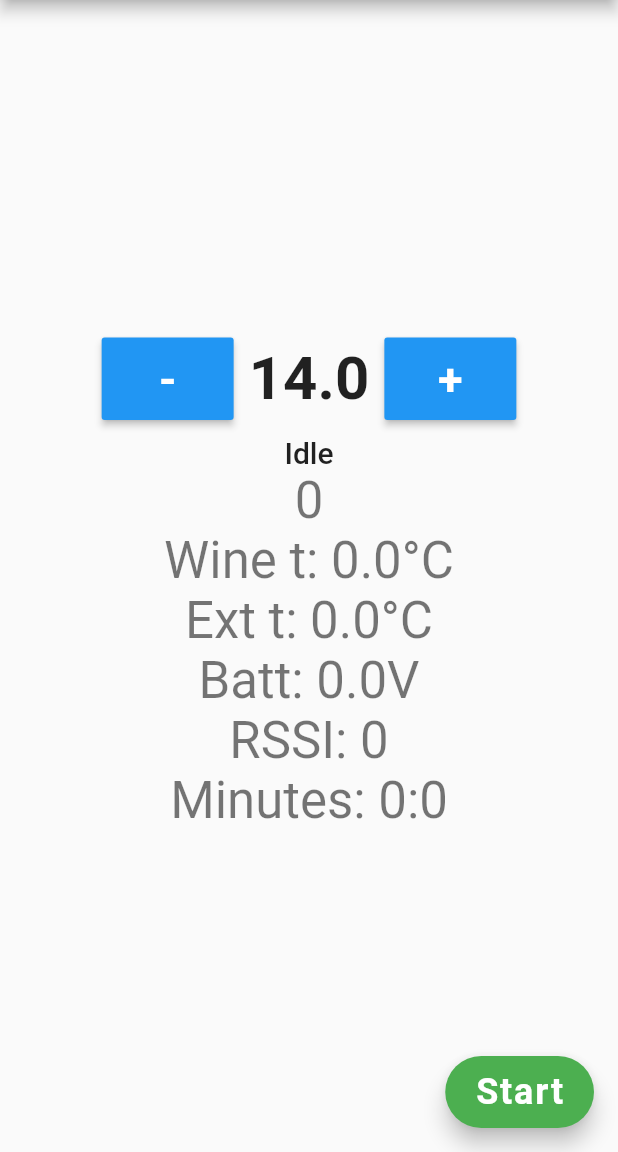
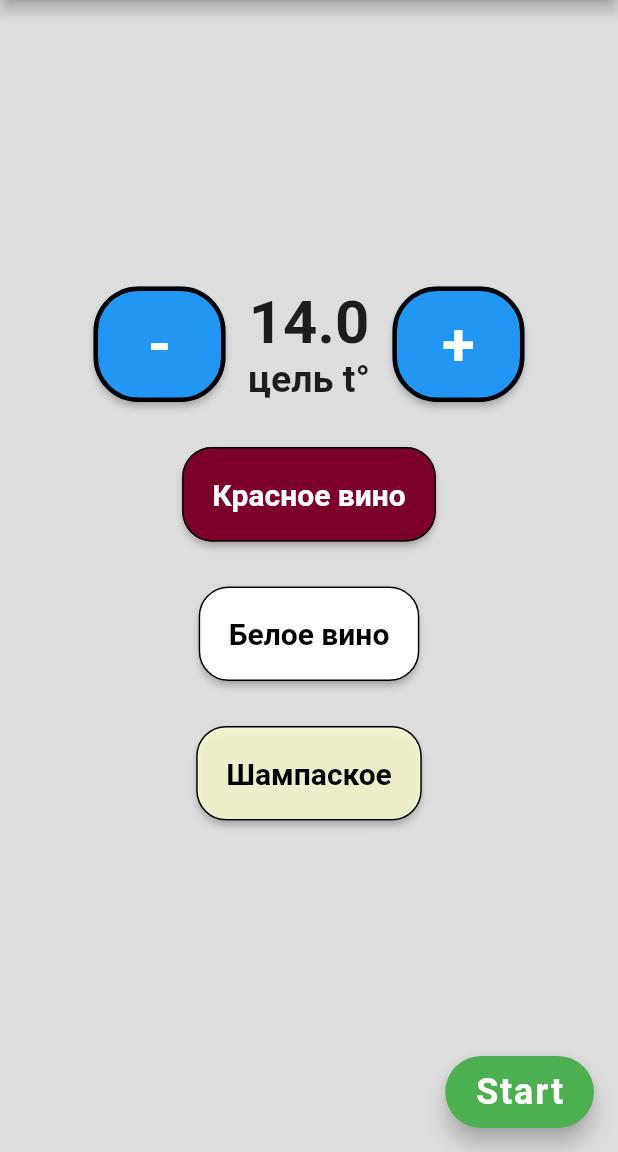
Before and after one commit to ohvino/ohvino, a Flutter app: the screen it shows after launch, on a phone screen of 412 x 824 dp, the part 84-1236 px from its top. Run offline on Flutter 3.47's test engine with Material 2 defaults, Android fonts, the phone set to English and light mode, and no system bars; our stand-ins replace flutter_local_notifications.

Commit message:
All buttons and colors

```diff
--- a/lib/main.dart
+++ b/lib/main.dart
@@ -1,7 +1,7 @@
 import 'dart:async';
 
 import 'package:flutter/material.dart';
-import 'package:flutter/material.dart';
+import 'package:flutter/services.dart';
 
 import 'notification.dart';
 import 'ble.dart';
@@ -31,13 +31,16 @@ class ERR {
   static const int BT_CANT_NOTIFIED = -16;
 }
 
-
 class MyApp extends StatelessWidget {
   // This widget is the root of your application.
   @override
   Widget build(BuildContext context) {
+    SystemChrome.setPreferredOrientations([
+      DeviceOrientation.portraitUp,
+     ]);
     return MaterialApp(
       title: 'Ohvino Demo',
+      debugShowCheckedModeBanner: false ,
       theme: ThemeData(
         // This is the theme of your application.
         //
@@ -49,6 +52,8 @@ class MyApp extends StatelessWidget {
         // Notice that the counter didn't reset back to zero; the application
         // is not restarted.
         primarySwatch: Colors.blue,
+//        backgroundColor: Colors.grey,
+        scaffoldBackgroundColor: Color( 0xFFFDDDDDD), //Colors.grey[50],
       ),
       home: MyHomePage(title: 'OhVino - сделай вино вкуснее!'), //tastier
     );
@@ -124,11 +129,44 @@ class MyHomePage extends StatefulWidget {
   MyHomePageState createState() => MyHomePageState();
 }
 
+class PresetTempButton extends Visibility {
+  PresetTempButton( String txt, Color colorBack, Color colorTxt, double this._temperature, this._func, bool vision) : super (
+    child: Padding(
+        padding: EdgeInsets.all(_padPreset),
+        child: RaisedButton(
+          padding: EdgeInsets.all(_edgePreset),
+          shape: new RoundedRectangleBorder( side: new BorderSide(width: 1.0, color: Colors.black),
+              borderRadius: new BorderRadius.circular(20.0)),
+          color: colorBack,
+          textColor: colorTxt,
+          child: Text( txt,
+            style: TextStyle(
+                fontSize: _fontPreset,
+                fontWeight: FontWeight.bold,
+                textBaseline: TextBaseline.alphabetic
+            ),
+          ),
+          onPressed: () => _func( _temperature),
+        )
+    ),
+    visible: vision,
+  );
+  static const double _edgePreset = 20.0;
+  static const double _padPreset = 15.0;
+  static const double _fontPreset = 20.0;
+
+  MyHomePageState _parent;
+  double _temperature;
+  Function(double tempearture) _func;
+}
+
 class PlusMinusButton extends Padding {
-  PlusMinusButton(this._parent, String txt, this._func) : super (
+  PlusMinusButton( String txt, this._func) : super (
     padding: EdgeInsets.all(_edgePlus),
     child: RaisedButton(
       padding: EdgeInsets.all(_edgePlus),
+      shape: new RoundedRectangleBorder( side: new BorderSide(width: 3.0, color: Colors.black),
+          borderRadius: new BorderRadius.circular(30.0)),
       color: Colors.blue,
       textColor: Colors.white,
         child: Text( txt,
@@ -142,10 +180,9 @@ class PlusMinusButton extends Padding {
     )
   );
 
-  static const double _edgePlus = 10.0;
-  static const double _fontPlus = 30.0;
+  static const double _edgePlus = 15.0;
+  static const double _fontPlus = 40.0;
 
-  MyHomePageState _parent;
   Function() _func;
 }
 
@@ -221,6 +258,8 @@ class MyHomePageState extends State<MyHomePage> {
   int _minute = 0;
   int _secunds = 0;
 
+  Visibility _minusButton;
+  Visibility _plusButton;
 
   void _fillFromVineBox( VinoBox vinoBox) {
     setState(() {
@@ -278,6 +317,12 @@ class MyHomePageState extends State<MyHomePage> {
     });
   }
 
+  void _presetPressed( double temperature) {
+    setState(() {
+      _targetTemp = temperature;
+    });
+  }
+
   static const double _incTemp = 0.5;
 
   void _minusPressed() {
@@ -310,7 +355,6 @@ class MyHomePageState extends State<MyHomePage> {
       isStart = !isStart;
 //            _showDialog();
     });
-
   }
 
   static const String _start = "Start";
@@ -320,6 +364,11 @@ class MyHomePageState extends State<MyHomePage> {
   Color _floatColor = Colors.green;
   static const double _fontPlus = 40.0;
 
+  bool _debug = false;
+
+//  void _setVisability( bool bleStrted) {
+//    _plusButton.visible = !bleStrted;
+//  }
 
   @override
   Widget build(BuildContext context) {
@@ -352,7 +401,10 @@ class MyHomePageState extends State<MyHomePage> {
             Row(
               mainAxisAlignment: MainAxisAlignment.center,
                 children: <Widget>[
-                  PlusMinusButton( this, '-', _minusPressed),
+                  _minusButton = Visibility( child: PlusMinusButton( '-', _minusPressed), visible: !isStart, ),
+                  Column(
+                    mainAxisAlignment: MainAxisAlignment.center,
+                    children: <Widget>[
                       Text('$_targetTemp',
                          style: TextStyle(
                             fontSize: _fontPlus,
@@ -360,36 +412,77 @@ class MyHomePageState extends State<MyHomePage> {
                            textBaseline: TextBaseline.alphabetic
                         ),
                       ),
-                  PlusMinusButton( this, '+', _plusPressed),
+                      Text('цель t°',
+                        style: TextStyle(
+                            fontSize: 25.0,
+                            fontWeight: FontWeight.bold,
+                            textBaseline: TextBaseline.alphabetic
+                        ),
+                      ),
+                    ],
+                  ),
+                  _plusButton = Visibility( child: PlusMinusButton(  '+', _plusPressed), visible: !isStart, ),
                 ]
             ),
+            PresetTempButton( "Красное вино", Color( 0xFF7b002c), Colors.white, 14.0, _presetPressed, !isStart),
+            PresetTempButton( "Белое вино", Colors.white, Colors.black, 10.0, _presetPressed, !isStart),
+            PresetTempButton( "Шампаское", Color(0xDAFAFAD2), Colors.black, 8.0, _presetPressed, !isStart),
+            Visibility( child: SizedBox(height: 30) , visible: !isStart, ),
+            Visibility( child: SizedBox(height: 10) , visible: _debug && isStart, ),
+            Visibility( child:
               Text(
                 '$_msg',
                 style: Theme.of(context).textTheme.title,
               ),
+              visible: _debug  && isStart,
+            ),
+            Visibility( child:
               Text(
                 '$_counter',
                     style: Theme.of(context).textTheme.display1,
                 ),
+                visible: _debug  && isStart,
+            ),
+            Visibility( child: SizedBox(height: 20) , visible: isStart, ),
+           Visibility( child:
               Text(
-              'Wine t: '+'$_tWine' + '°C',
-              style: Theme.of(context).textTheme.display1,
+                  'Факт: '+'$_tWine' + '°C',
+                  style: TextStyle(
+                      fontSize: 35.0,
+                      fontWeight: FontWeight.bold,
+                      textBaseline: TextBaseline.alphabetic,
+                      color: Colors.blue,
                   ),
+                ),
+              visible: isStart,
+            ),
+            Visibility( child:
               Text(
                         'Ext t: '+'$_tEnv' + '°C',
                         style: Theme.of(context).textTheme.display1,
                       ),
+              visible: _debug && isStart,
+            ),
+            Visibility( child:
               Text(
                         'Batt: '+'$_vBat'+'V',
                         style: Theme.of(context).textTheme.display1,
                       ),
+              visible: _debug && isStart,
+            ),
+            Visibility( child:
               Text(
                       'RSSI: '+'$_rSSI',
                       style: Theme.of(context).textTheme.display1,
                     ),
+              visible: _debug  && isStart,
+            ),
+            Visibility( child:
               Text(
                         'Minutes: '+'$_minute'+':'+'$_secunds',
                         style: Theme.of(context).textTheme.display1,
+                      ),
+                visible: _debug  && isStart,
             ),
           ],
         ),
```
Also changed, not shown: 1 other file. Lines whose indentation alone changed are shown as unchanged.
